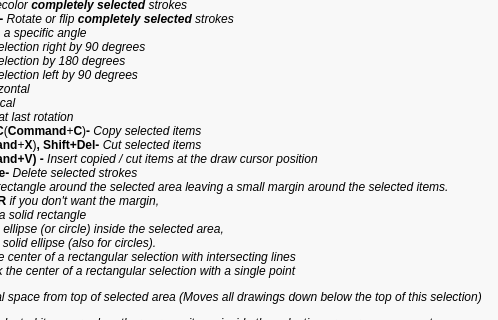
Before: the Qt Designer form FalconBoard/helpdialog.ui in solyoma/FalconBoard, drawn with Qt 5; both pictures show x 111 to 609 and y 414 to 734 of the 919 by 837 pixel window.
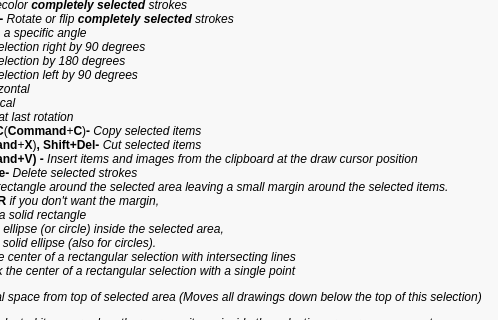
After: the same form once the commit is applied.

Diff of the .ui file:
```diff
--- a/FalconBoard/helpdialog.ui
+++ b/FalconBoard/helpdialog.ui
@@ -369,7 +369,7 @@
              </font>
             </property>
             <property name="text">
-             <string>&lt;html&gt;&lt;head/&gt;&lt;body&gt;&lt;p&gt;&lt;span style=&quot; font-weight:600;&quot;&gt;1, 2, 3, 4, 5 - &lt;/span&gt;&lt;span style=&quot; font-style:italic;&quot;&gt;Recolor &lt;/span&gt;&lt;span style=&quot; font-weight:600; font-style:italic;&quot;&gt;completely selected&lt;/span&gt;&lt;span style=&quot; font-style:italic;&quot;&gt; strokes&lt;br/&gt;&lt;/span&gt;&lt;span style=&quot; font-weight:600;&quot;&gt;F7, &lt;/span&gt;&lt;span style=&quot; font-weight:600;&quot;&gt;0, 8, 9, H, V&lt;/span&gt;&lt;span style=&quot; font-weight:600;&quot;&gt;- &lt;/span&gt;&lt;span style=&quot; font-style:italic;&quot;&gt;Rotate or flip &lt;/span&gt;&lt;span style=&quot; font-weight:600; font-style:italic;&quot;&gt;completely selected&lt;/span&gt;&lt;span style=&quot; font-style:italic;&quot;&gt; strokes &lt;br/&gt;&lt;/span&gt;&lt;span style=&quot; font-weight:600; font-style:italic;&quot;&gt;F7 &lt;/span&gt;&lt;span style=&quot; font-style:italic;&quot;&gt;- Rotate with a specific angle&lt;br/&gt;&lt;/span&gt;&lt;span style=&quot; font-weight:600;&quot;&gt;      0 - &lt;/span&gt;&lt;span style=&quot; font-style:italic;&quot;&gt;Rotate selection right by 90 degrees&lt;/span&gt;&lt;br/&gt;&lt;span style=&quot; font-weight:600;&quot;&gt;      8 - &lt;/span&gt;&lt;span style=&quot; font-style:italic;&quot;&gt;Rotate selection by 180 degrees&lt;/span&gt;&lt;br/&gt;&lt;span style=&quot; font-weight:600;&quot;&gt;      9 - &lt;/span&gt;&lt;span style=&quot; font-style:italic;&quot;&gt;Rotate selection left by 90 degrees&lt;br/&gt;&lt;/span&gt;&lt;span style=&quot; font-weight:600;&quot;&gt;      H - &lt;/span&gt;&lt;span style=&quot; font-style:italic;&quot;&gt;Flip horizontal&lt;/span&gt;&lt;br/&gt;&lt;span style=&quot; font-weight:600;&quot;&gt;      V - &lt;/span&gt;&lt;span style=&quot; font-style:italic;&quot;&gt;Flip vertical&lt;br/&gt;&lt;/span&gt;&lt;span style=&quot; font-weight:600;&quot;&gt;Shift+F7&lt;/span&gt;&lt;span style=&quot; font-style:italic;&quot;&gt; - repeat last rotation&lt;br/&gt;&lt;/span&gt;&lt;span style=&quot; font-weight:600;&quot;&gt;Ctrl+Ins, Ctrl+C&lt;/span&gt;(&lt;span style=&quot; font-weight:600;&quot;&gt;Command&lt;/span&gt;+&lt;span style=&quot; font-weight:600;&quot;&gt;C&lt;/span&gt;)&lt;span style=&quot; font-weight:600;&quot;&gt;- &lt;/span&gt;&lt;span style=&quot; font-style:italic;&quot;&gt;Copy selected items &lt;br/&gt;&lt;/span&gt;&lt;span style=&quot; font-weight:600;&quot;&gt;Ctrl+X &lt;/span&gt;(&lt;span style=&quot; font-weight:600;&quot;&gt;Command&lt;/span&gt;+&lt;span style=&quot; font-weight:600;&quot;&gt;X&lt;/span&gt;)&lt;span style=&quot; font-weight:600;&quot;&gt;, Shift+Del- &lt;/span&gt;&lt;span style=&quot; font-style:italic;&quot;&gt;Cut selected items&lt;br/&gt;&lt;/span&gt;&lt;span style=&quot; font-weight:600;&quot;&gt;Ctrl+V (Command+V) - &lt;/span&gt;&lt;span style=&quot; font-style:italic;&quot;&gt;Insert copied / cut items at the draw cursor position&lt;br/&gt;&lt;/span&gt;&lt;span style=&quot; font-weight:600;&quot;&gt;Del, BackSpace- &lt;/span&gt;&lt;span style=&quot; font-style:italic;&quot;&gt;Delete selected strokes &lt;br/&gt;&lt;/span&gt;&lt;span style=&quot; font-weight:600;&quot;&gt;R key- &lt;/span&gt;&lt;span style=&quot; font-style:italic;&quot;&gt;Draw a rectangle around the selected area leaving a small margin around the selected items. &lt;br/&gt;      Press &lt;/span&gt;&lt;span style=&quot; font-weight:600;&quot;&gt;Ctrl+R &lt;/span&gt;&lt;span style=&quot; font-style:italic;&quot;&gt;if you don't want the margin, &lt;br/&gt;&lt;/span&gt;&lt;span style=&quot; font-weight:600;&quot;&gt;      Shift+R&lt;/span&gt;&lt;span style=&quot; font-style:italic;&quot;&gt; for a solid rectangle&lt;/span&gt;&lt;span style=&quot; font-weight:600; font-style:italic;&quot;&gt;&lt;br/&gt;&lt;/span&gt;&lt;span style=&quot; font-weight:600;&quot;&gt;C key- &lt;/span&gt;&lt;span style=&quot; font-style:italic;&quot;&gt;Draw an ellipse (or circle) inside the selected area,&lt;br/&gt;&lt;/span&gt;&lt;span style=&quot; font-weight:600;&quot;&gt;      Shift+C- &lt;/span&gt;&lt;span style=&quot; font-style:italic;&quot;&gt;for solid ellipse (also for circles).&lt;br/&gt;&lt;/span&gt;&lt;span style=&quot; font-weight:600;&quot;&gt;X key - &lt;/span&gt;&lt;span style=&quot; font-style:italic;&quot;&gt;Mark the center of a rectangular selection with intersecting lines&lt;/span&gt;&lt;br/&gt;&lt;span style=&quot; font-weight:600;&quot;&gt;. (Dot)Key&lt;/span&gt;&lt;span style=&quot; font-style:italic;&quot;&gt; Mark the center of a rectangular selection with a single point&lt;/span&gt;&lt;/p&gt;&lt;p&gt;&lt;span style=&quot; font-weight:600;&quot;&gt;F5 &lt;/span&gt;&lt;span style=&quot; font-style:italic;&quot;&gt;Insert vertical space from top of selected area (Moves all drawings down below the top of this selection)&lt;/span&gt;&lt;/p&gt;&lt;p&gt;&lt;span style=&quot; font-weight:600;&quot;&gt;Del &lt;/span&gt;&lt;span style=&quot; font-style:italic;&quot;&gt;Removes selected items or, when there are no items inside the selection area, removes empty space&lt;/span&gt;&lt;/p&gt;&lt;p&gt;&lt;span style=&quot; font-weight:600;&quot;&gt;ESC &lt;/span&gt;Hide&lt;span style=&quot; font-style:italic;&quot;&gt; the selection&lt;/span&gt;&lt;/p&gt;&lt;/body&gt;&lt;/html&gt;</string>
+             <string>&lt;html&gt;&lt;head/&gt;&lt;body&gt;&lt;p&gt;&lt;span style=&quot; font-weight:600;&quot;&gt;1, 2, 3, 4, 5 - &lt;/span&gt;&lt;span style=&quot; font-style:italic;&quot;&gt;Recolor &lt;/span&gt;&lt;span style=&quot; font-weight:600; font-style:italic;&quot;&gt;completely selected&lt;/span&gt;&lt;span style=&quot; font-style:italic;&quot;&gt; strokes&lt;br/&gt;&lt;/span&gt;&lt;span style=&quot; font-weight:600;&quot;&gt;F7, 0, 8, 9, H, V- &lt;/span&gt;&lt;span style=&quot; font-style:italic;&quot;&gt;Rotate or flip &lt;/span&gt;&lt;span style=&quot; font-weight:600; font-style:italic;&quot;&gt;completely selected&lt;/span&gt;&lt;span style=&quot; font-style:italic;&quot;&gt; strokes &lt;br/&gt;&lt;/span&gt;&lt;span style=&quot; font-weight:600; font-style:italic;&quot;&gt;F7 &lt;/span&gt;&lt;span style=&quot; font-style:italic;&quot;&gt;- Rotate with a specific angle&lt;br/&gt;&lt;/span&gt;&lt;span style=&quot; font-weight:600;&quot;&gt;      0 - &lt;/span&gt;&lt;span style=&quot; font-style:italic;&quot;&gt;Rotate selection right by 90 degrees&lt;/span&gt;&lt;br/&gt;&lt;span style=&quot; font-weight:600;&quot;&gt;      8 - &lt;/span&gt;&lt;span style=&quot; font-style:italic;&quot;&gt;Rotate selection by 180 degrees&lt;/span&gt;&lt;br/&gt;&lt;span style=&quot; font-weight:600;&quot;&gt;      9 - &lt;/span&gt;&lt;span style=&quot; font-style:italic;&quot;&gt;Rotate selection left by 90 degrees&lt;br/&gt;&lt;/span&gt;&lt;span style=&quot; font-weight:600;&quot;&gt;      H - &lt;/span&gt;&lt;span style=&quot; font-style:italic;&quot;&gt;Flip horizontal&lt;/span&gt;&lt;br/&gt;&lt;span style=&quot; font-weight:600;&quot;&gt;      V - &lt;/span&gt;&lt;span style=&quot; font-style:italic;&quot;&gt;Flip vertical&lt;br/&gt;&lt;/span&gt;&lt;span style=&quot; font-weight:600;&quot;&gt;Shift+F7&lt;/span&gt;&lt;span style=&quot; font-style:italic;&quot;&gt; - repeat last rotation&lt;br/&gt;&lt;/span&gt;&lt;span style=&quot; font-weight:600;&quot;&gt;Ctrl+Ins, Ctrl+C&lt;/span&gt;(&lt;span style=&quot; font-weight:600;&quot;&gt;Command&lt;/span&gt;+&lt;span style=&quot; font-weight:600;&quot;&gt;C&lt;/span&gt;)&lt;span style=&quot; font-weight:600;&quot;&gt;- &lt;/span&gt;&lt;span style=&quot; font-style:italic;&quot;&gt;Copy selected items &lt;br/&gt;&lt;/span&gt;&lt;span style=&quot; font-weight:600;&quot;&gt;Ctrl+X &lt;/span&gt;(&lt;span style=&quot; font-weight:600;&quot;&gt;Command&lt;/span&gt;+&lt;span style=&quot; font-weight:600;&quot;&gt;X&lt;/span&gt;)&lt;span style=&quot; font-weight:600;&quot;&gt;, Shift+Del- &lt;/span&gt;&lt;span style=&quot; font-style:italic;&quot;&gt;Cut selected items&lt;br/&gt;&lt;/span&gt;&lt;span style=&quot; font-weight:600;&quot;&gt;Ctrl+V (Command+V) - &lt;/span&gt;&lt;span style=&quot; font-style:italic;&quot;&gt;Insert items and images from the clipboard at the draw cursor position&lt;br/&gt;&lt;/span&gt;&lt;span style=&quot; font-weight:600;&quot;&gt;Del, BackSpace- &lt;/span&gt;&lt;span style=&quot; font-style:italic;&quot;&gt;Delete selected strokes &lt;br/&gt;&lt;/span&gt;&lt;span style=&quot; font-weight:600;&quot;&gt;R key- &lt;/span&gt;&lt;span style=&quot; font-style:italic;&quot;&gt;Draw a rectangle around the selected area leaving a small margin around the selected items. &lt;br/&gt;      Press &lt;/span&gt;&lt;span style=&quot; font-weight:600;&quot;&gt;Ctrl+R &lt;/span&gt;&lt;span style=&quot; font-style:italic;&quot;&gt;if you don't want the margin, &lt;br/&gt;&lt;/span&gt;&lt;span style=&quot; font-weight:600;&quot;&gt;      Shift+R&lt;/span&gt;&lt;span style=&quot; font-style:italic;&quot;&gt; for a solid rectangle&lt;/span&gt;&lt;span style=&quot; font-weight:600; font-style:italic;&quot;&gt;&lt;br/&gt;&lt;/span&gt;&lt;span style=&quot; font-weight:600;&quot;&gt;C key- &lt;/span&gt;&lt;span style=&quot; font-style:italic;&quot;&gt;Draw an ellipse (or circle) inside the selected area,&lt;br/&gt;&lt;/span&gt;&lt;span style=&quot; font-weight:600;&quot;&gt;      Shift+C- &lt;/span&gt;&lt;span style=&quot; font-style:italic;&quot;&gt;for solid ellipse (also for circles).&lt;br/&gt;&lt;/span&gt;&lt;span style=&quot; font-weight:600;&quot;&gt;X key - &lt;/span&gt;&lt;span style=&quot; font-style:italic;&quot;&gt;Mark the center of a rectangular selection with intersecting lines&lt;/span&gt;&lt;br/&gt;&lt;span style=&quot; font-weight:600;&quot;&gt;. (Dot)Key&lt;/span&gt;&lt;span style=&quot; font-style:italic;&quot;&gt; Mark the center of a rectangular selection with a single point&lt;/span&gt;&lt;/p&gt;&lt;p&gt;&lt;span style=&quot; font-weight:600;&quot;&gt;F5 &lt;/span&gt;&lt;span style=&quot; font-style:italic;&quot;&gt;Insert vertical space from top of selected area (Moves all drawings down below the top of this selection)&lt;/span&gt;&lt;/p&gt;&lt;p&gt;&lt;span style=&quot; font-weight:600;&quot;&gt;Del &lt;/span&gt;&lt;span style=&quot; font-style:italic;&quot;&gt;Removes selected items or, when there are no items inside the selection area, removes empty space&lt;/span&gt;&lt;/p&gt;&lt;p&gt;&lt;span style=&quot; font-weight:600;&quot;&gt;ESC &lt;/span&gt;Hide&lt;span style=&quot; font-style:italic;&quot;&gt; the selection&lt;/span&gt;&lt;/p&gt;&lt;/body&gt;&lt;/html&gt;</string>
             </property>
            </widget>
           </item>
```
